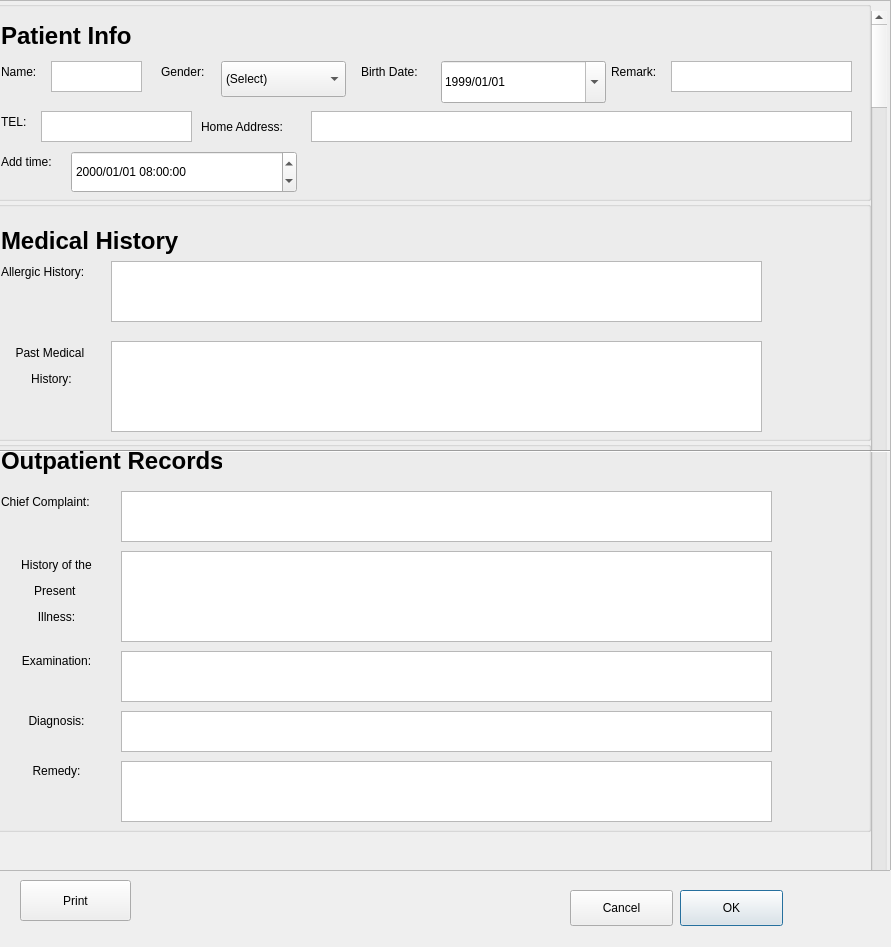
First picture: the form in addNewPatientWindow.ui, repository OhaoTech/ClinicManager, before the edit.
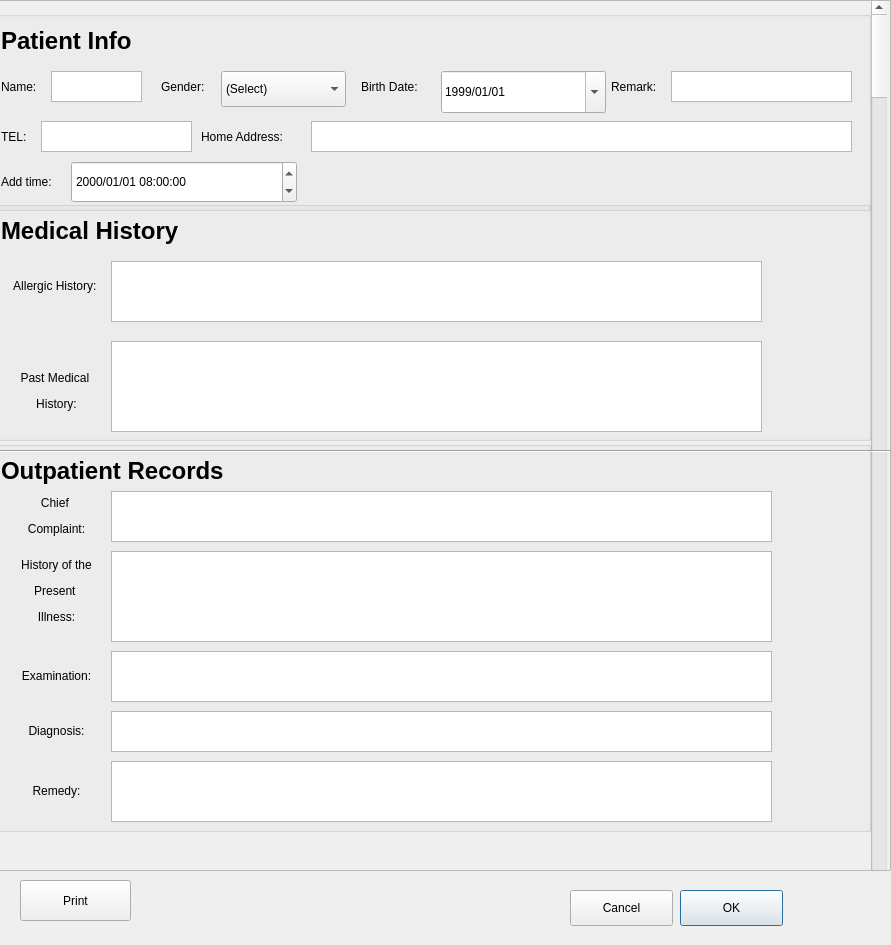
Second picture: the form after the edit. Icons and pictures are not drawn.

Diff of the .ui file:
```diff
--- a/addNewPatientWindow.ui
+++ b/addNewPatientWindow.ui
@@ -7,7 +7,7 @@
     <x>0</x>
     <y>0</y>
     <width>891</width>
-    <height>947</height>
+    <height>945</height>
    </rect>
   </property>
   <property name="windowTitle">
@@ -42,7 +42,7 @@
      <property name="geometry">
       <rect>
        <x>0</x>
-       <y>0</y>
+       <y>10</y>
        <width>880</width>
        <height>200</height>
       </rect>
@@ -69,7 +69,7 @@
         <x>10</x>
         <y>110</y>
         <width>51</width>
-        <height>21</height>
+        <height>31</height>
        </rect>
       </property>
       <property name="text">
@@ -82,7 +82,7 @@
         <x>370</x>
         <y>60</y>
         <width>71</width>
-        <height>21</height>
+        <height>31</height>
        </rect>
       </property>
       <property name="text">
@@ -156,7 +156,7 @@
         <x>620</x>
         <y>60</y>
         <width>61</width>
-        <height>21</height>
+        <height>31</height>
        </rect>
       </property>
       <property name="text">
@@ -192,7 +192,7 @@
         <x>170</x>
         <y>60</y>
         <width>71</width>
-        <height>21</height>
+        <height>31</height>
        </rect>
       </property>
       <property name="text">
@@ -205,7 +205,7 @@
         <x>10</x>
         <y>60</y>
         <width>51</width>
-        <height>21</height>
+        <height>31</height>
        </rect>
       </property>
       <property name="text">
@@ -257,9 +257,9 @@
       <property name="geometry">
        <rect>
         <x>10</x>
-        <y>20</y>
-        <width>141</width>
-        <height>31</height>
+        <y>10</y>
+        <width>151</width>
+        <height>41</height>
        </rect>
       </property>
       <property name="text">
@@ -272,7 +272,7 @@
         <x>10</x>
         <y>150</y>
         <width>71</width>
-        <height>21</height>
+        <height>41</height>
        </rect>
       </property>
       <property name="text">
@@ -331,8 +331,8 @@
       <property name="geometry">
        <rect>
         <x>10</x>
-        <y>20</y>
-        <width>181</width>
+        <y>10</y>
+        <width>211</width>
         <height>41</height>
        </rect>
       </property>
@@ -346,11 +346,11 @@
         <x>10</x>
         <y>60</y>
         <width>111</width>
-        <height>21</height>
+        <height>51</height>
        </rect>
       </property>
       <property name="text">
-       <string>Allergic History: </string>
+       <string>&lt;html&gt;&lt;head/&gt;&lt;body&gt;&lt;p align=&quot;center&quot;&gt;Allergic History: &lt;/p&gt;&lt;/body&gt;&lt;/html&gt;</string>
       </property>
      </widget>
      <widget class="QTextEdit" name="allergic_history_textEdit">
@@ -369,10 +369,10 @@
      <widget class="QLabel" name="past_medical_history_label">
       <property name="geometry">
        <rect>
-        <x>0</x>
-        <y>140</y>
-        <width>121</width>
-        <height>51</height>
+        <x>10</x>
+        <y>150</y>
+        <width>111</width>
+        <height>81</height>
        </rect>
       </property>
       <property name="text">
@@ -397,7 +397,7 @@
      <property name="geometry">
       <rect>
        <x>880</x>
-       <y>10</y>
+       <y>0</y>
        <width>16</width>
        <height>931</height>
       </rect>
@@ -435,8 +435,8 @@
       <property name="geometry">
        <rect>
         <x>10</x>
-        <y>0</y>
-        <width>221</width>
+        <y>10</y>
+        <width>251</width>
         <height>41</height>
        </rect>
       </property>
@@ -450,19 +450,19 @@
         <x>10</x>
         <y>50</y>
         <width>111</width>
-        <height>21</height>
+        <height>51</height>
        </rect>
       </property>
       <property name="text">
-       <string>Chief Complaint:</string>
+       <string>&lt;html&gt;&lt;head/&gt;&lt;body&gt;&lt;p align=&quot;center&quot;&gt;Chief &lt;/p&gt;&lt;p align=&quot;center&quot;&gt;Complaint:&lt;/p&gt;&lt;/body&gt;&lt;/html&gt;</string>
       </property>
      </widget>
      <widget class="QTextEdit" name="chief_complaint_textEdit">
       <property name="geometry">
        <rect>
-        <x>130</x>
+        <x>120</x>
         <y>50</y>
-        <width>651</width>
+        <width>661</width>
         <height>51</height>
        </rect>
       </property>
@@ -486,9 +486,9 @@
      <widget class="QTextEdit" name="history_of_the_present_illness_textEdit">
       <property name="geometry">
        <rect>
-        <x>130</x>
+        <x>120</x>
         <y>110</y>
-        <width>651</width>
+        <width>661</width>
         <height>91</height>
        </rect>
       </property>
@@ -502,7 +502,7 @@
         <x>10</x>
         <y>210</y>
         <width>111</width>
-        <height>21</height>
+        <height>51</height>
        </rect>
       </property>
       <property name="text">
@@ -515,7 +515,7 @@
         <x>10</x>
         <y>270</y>
         <width>111</width>
-        <height>21</height>
+        <height>41</height>
        </rect>
       </property>
       <property name="text">
@@ -525,9 +525,9 @@
      <widget class="QTextEdit" name="examinination_textEdit">
       <property name="geometry">
        <rect>
-        <x>130</x>
+        <x>120</x>
         <y>210</y>
-        <width>651</width>
+        <width>661</width>
         <height>51</height>
        </rect>
       </property>
@@ -538,9 +538,9 @@
      <widget class="QTextEdit" name="diagnosis_textEdit">
       <property name="geometry">
        <rect>
-        <x>130</x>
+        <x>120</x>
         <y>270</y>
-        <width>651</width>
+        <width>661</width>
         <height>41</height>
        </rect>
       </property>
@@ -554,7 +554,7 @@
         <x>10</x>
         <y>320</y>
         <width>111</width>
-        <height>21</height>
+        <height>61</height>
        </rect>
       </property>
       <property name="text">
@@ -564,9 +564,9 @@
      <widget class="QTextEdit" name="remedy_textEdit">
       <property name="geometry">
        <rect>
-        <x>130</x>
+        <x>120</x>
         <y>320</y>
-        <width>651</width>
+        <width>661</width>
         <height>61</height>
        </rect>
       </property>
```
